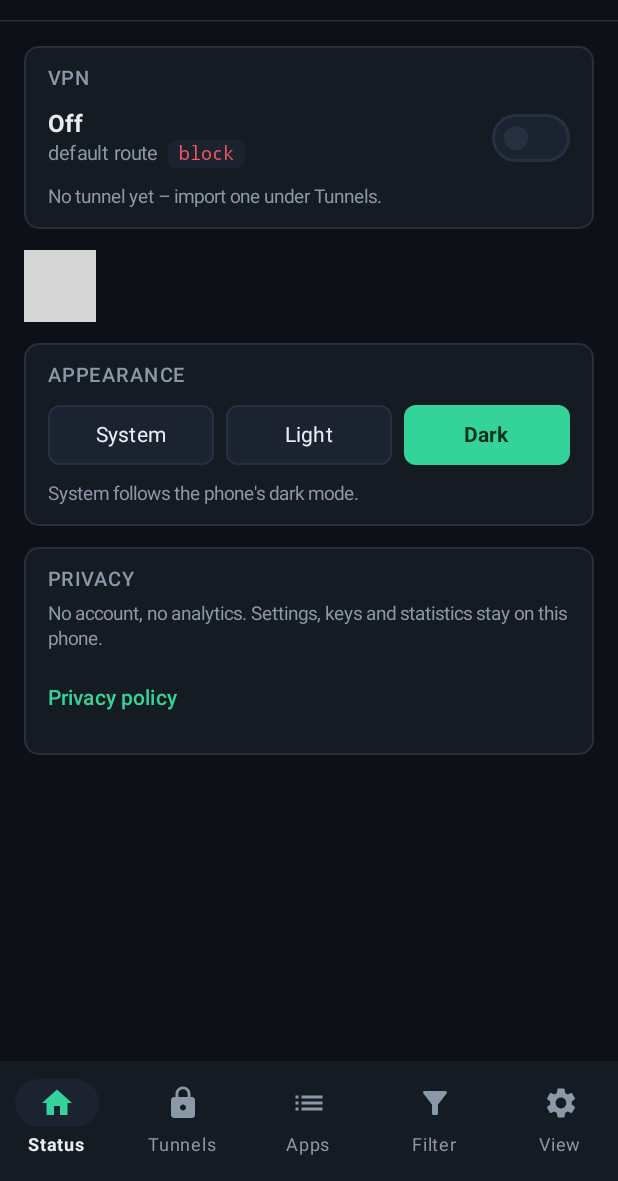
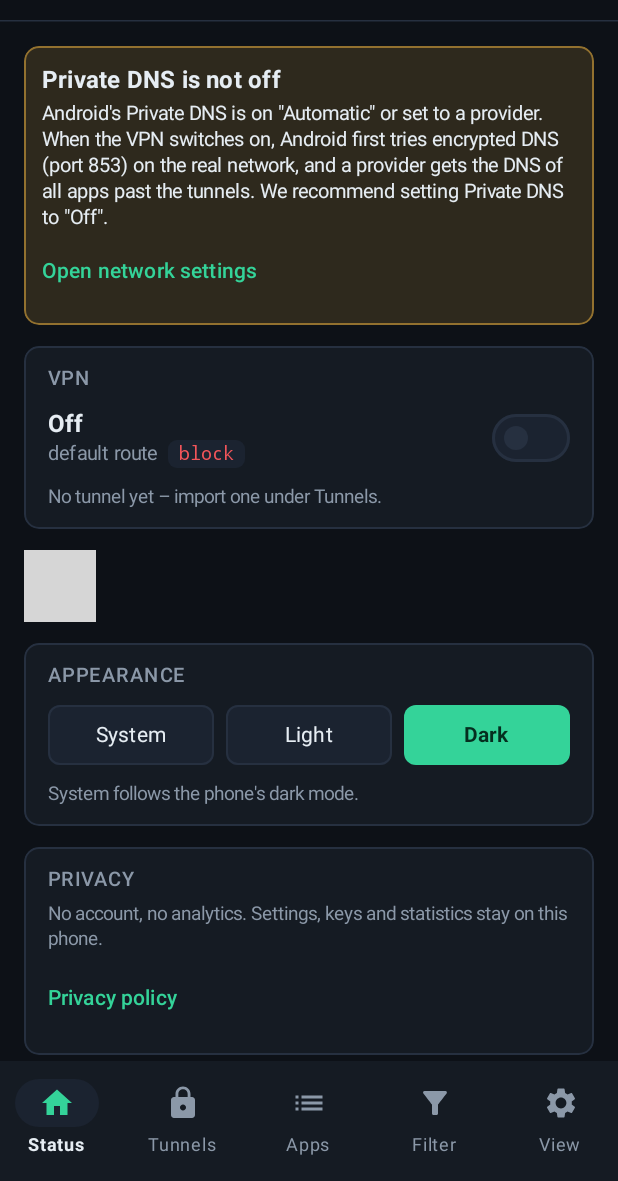
Before and after one commit to Bob-Nixkoenner/The_Shunt, an Android app built with Jetpack Compose: the composable App shown on its own in the app's theme, on a phone screen of 412 x 824 dp, the part 55-1236 px from its top. Run offline under Robolectric (Android 15) with nearby library versions, the phone set to English and light mode, and no system bars; libraries missing offline, so code that uses them is left out: com.journeyapps.barcodescanner, org.theshunt.mobile; pictures from the network do not load; 2 statements that could not run were skipped; grey boxes are pictures that could not be loaded.

Commit message:
android: warn when Private DNS is not off (setting read directly, before the VPN runs)
The banner only showed while Private DNS was in use and the VPN ran. With "Automatic" Android still
probes port 853 on the real network when the VPN switches on (lab AN08). The app now reads
private_dns_mode, shows the banner with the recommendation to set it to Off, and the Opsec dialog
reports the setting itself.

Co-Authored-By: Claude Sonnet 5.5 <noreply@anthropic.com>

```diff
--- a/android/app/src/main/java/org/theshunt/app/MainActivity.kt
+++ b/android/app/src/main/java/org/theshunt/app/MainActivity.kt
@@ -214,6 +214,9 @@ private fun StatusScreen(settings: Settings, status: JSONObject?, update: (Setti
     val error by VpnState.error.collectAsStateWithLifecycle()
     val lockdown by VpnState.lockdown.collectAsStateWithLifecycle()
     val privateDns by VpnState.privateDns.collectAsStateWithLifecycle()
+    val dnsMode by VpnState.privateDnsMode.collectAsStateWithLifecycle()
+    // read while this screen is visible, with the VPN on or off: the user may turn it off in the settings and come back
+    LaunchedEffect(Unit) { while (true) { VpnState.refreshPrivateDnsMode(ctx); delay(2000) } }
     var confirmReset by remember { mutableStateOf(false) }
     var confirmPass by remember { mutableStateOf(false) }
     var leak by remember { mutableStateOf<JSONArray?>(null) }
@@ -265,6 +268,13 @@ private fun StatusScreen(settings: Settings, status: JSONObject?, update: (Setti
             Banner(
                 "Private DNS is on",
                 "Android sends DNS for all apps to its \"Private DNS\" server, past the tunnels and the DNS filter. Set Private DNS to \"Off\" so every app resolves through its route.",
+            ) { ShuntLink("Open network settings", { ctx.startActivity(Intent(android.provider.Settings.ACTION_WIRELESS_SETTINGS)) }) }
+        } else if (dnsMode == "opportunistic" || dnsMode == "hostname") {
+            // not "active" yet (or never, with "Automatic" and a DNS server without DoT), but Android still probes port 853 on the
+            // real network when the VPN switches on, and a provider name gets the DNS of every app
+            Banner(
+                "Private DNS is not off",
+                "Android's Private DNS is on \"Automatic\" or set to a provider. When the VPN switches on, Android first tries encrypted DNS (port 853) on the real network, and a provider gets the DNS of all apps past the tunnels. We recommend setting Private DNS to \"Off\".",
             ) { ShuntLink("Open network settings", { ctx.startActivity(Intent(android.provider.Settings.ACTION_WIRELESS_SETTINGS)) }) }
         }
         if (settings.strictCheck) StrictBanners(settings)
@@ -1122,6 +1132,8 @@ private fun OpsecOnDialog(settings: Settings, onDone: (Settings?) -> Unit) {
     val running by VpnState.running.collectAsStateWithLifecycle()
     val lockdown by VpnState.lockdown.collectAsStateWithLifecycle()
     val privateDns by VpnState.privateDns.collectAsStateWithLifecycle()
+    val dnsMode by VpnState.privateDnsMode.collectAsStateWithLifecycle()
+    LaunchedEffect(Unit) { VpnState.refreshPrivateDnsMode(ctx) }
     // switches of this app: on by default, except what is set already
     val ticked = remember { mutableStateMapOf<String, Boolean>().apply { for (it in Opsec.ITEMS) if (it.kind == OpsecItem.Kind.SET) put(it.id, true) } }
     AlertDialog(
@@ -1135,7 +1147,7 @@ private fun OpsecOnDialog(settings: Settings, onDone: (Settings?) -> Unit) {
                     // state of Android's own settings, when the app can see it
                     val sys: Boolean? = when (it.id) {
                         "killswitch" -> if (running) lockdown else null
-                        "privatedns" -> if (running) !privateDns else null
+                        "privatedns" -> if (dnsMode.isNotEmpty()) dnsMode == "off" else if (running) !privateDns else null
                         else -> null
                     }
                     val note = when (it.kind) {
--- a/android/app/src/main/java/org/theshunt/app/ShuntVpnService.kt
+++ b/android/app/src/main/java/org/theshunt/app/ShuntVpnService.kt
@@ -39,6 +39,20 @@ object VpnState {
     val lockdown = MutableStateFlow(false)
     /** Android's "Private DNS" (DoT) is active: it bypasses the VPN's DNS. */
     val privateDns = MutableStateFlow(false)
+    /**
+     * The Private DNS setting itself: "off", "opportunistic" ("Automatic", Android's default) or "hostname" (a
+     * provider); "" = not readable. Different from [privateDns]: with "Automatic" Android probes encrypted DNS
+     * (port 853) on the real network when the VPN switches on or the network changes, even if the DNS server
+     * knows no DoT and the setting is never "active" (lab AN08).
+     */
+    val privateDnsMode = MutableStateFlow("")
+
+    fun refreshPrivateDnsMode(ctx: Context) {
+        // unset = Android's default, which is "Automatic"
+        privateDnsMode.value = try {
+            android.provider.Settings.Global.getString(ctx.contentResolver, "private_dns_mode") ?: "opportunistic"
+        } catch (e: Exception) { "" }
+    }
     /** The running service, to ask it again: the user turns always-on on while it runs. */
     @Volatile var service: VpnService? = null
 
```
Also changed, not shown: 2 other files.
